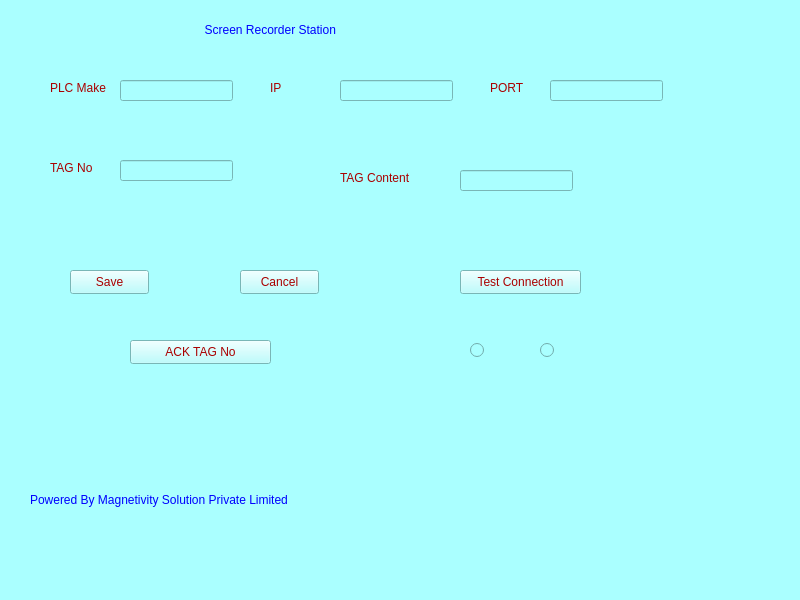
This is screenrecordstation.ui in jayantsatkar/BoosterPressingVideoCapture as Qt 5 draws it before an edit. The edited form follows.
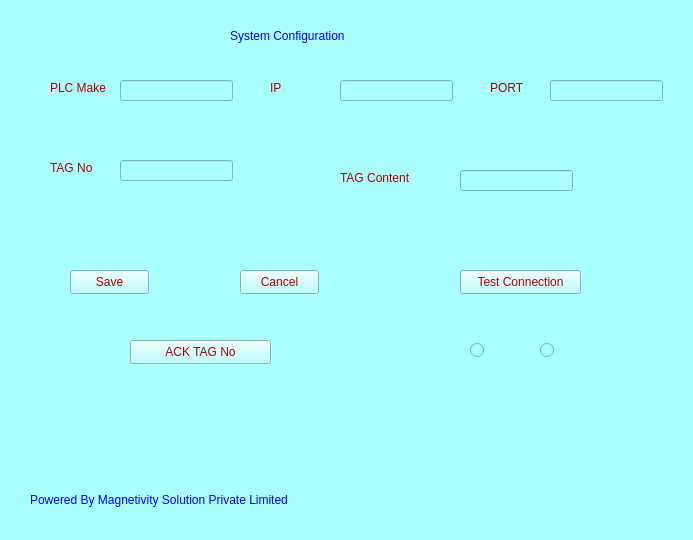
This is the edited form.

The edit to the form file:
```diff
--- a/screenrecordstation.ui
+++ b/screenrecordstation.ui
@@ -6,8 +6,8 @@
    <rect>
     <x>0</x>
     <y>0</y>
-    <width>800</width>
-    <height>600</height>
+    <width>693</width>
+    <height>540</height>
    </rect>
   </property>
   <property name="windowTitle">
@@ -21,10 +21,10 @@
    <widget class="QLabel" name="label">
     <property name="geometry">
      <rect>
-      <x>198</x>
+      <x>230</x>
       <y>20</y>
-      <width>281</width>
-      <height>20</height>
+      <width>221</width>
+      <height>31</height>
      </rect>
     </property>
     <property name="styleSheet">
@@ -32,7 +32,7 @@
 font: 16pt &quot;Segoe UI&quot;;</string>
     </property>
     <property name="text">
-     <string>  Screen Recorder Station</string>
+     <string>System Configuration </string>
     </property>
    </widget>
    <widget class="QLabel" name="lblPLC">
@@ -57,7 +57,7 @@
      <rect>
       <x>270</x>
       <y>80</y>
-      <width>49</width>
+      <width>21</width>
       <height>16</height>
      </rect>
     </property>
```
Left out of the diff: 4 changed lines with no effect on the pictures.
